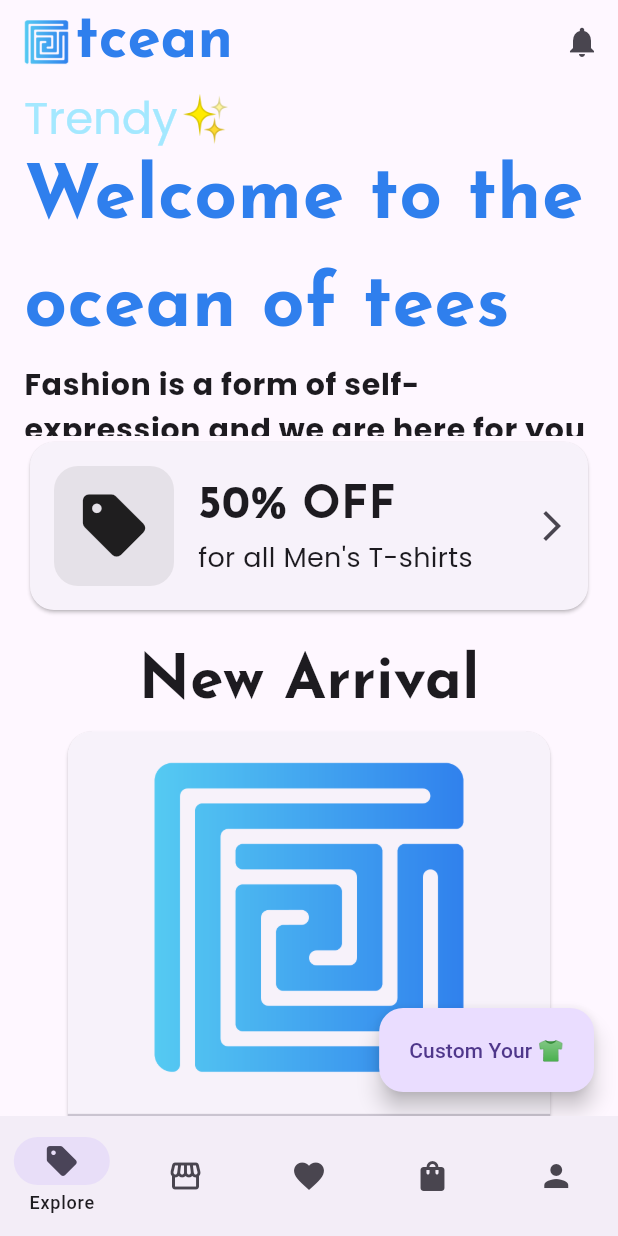
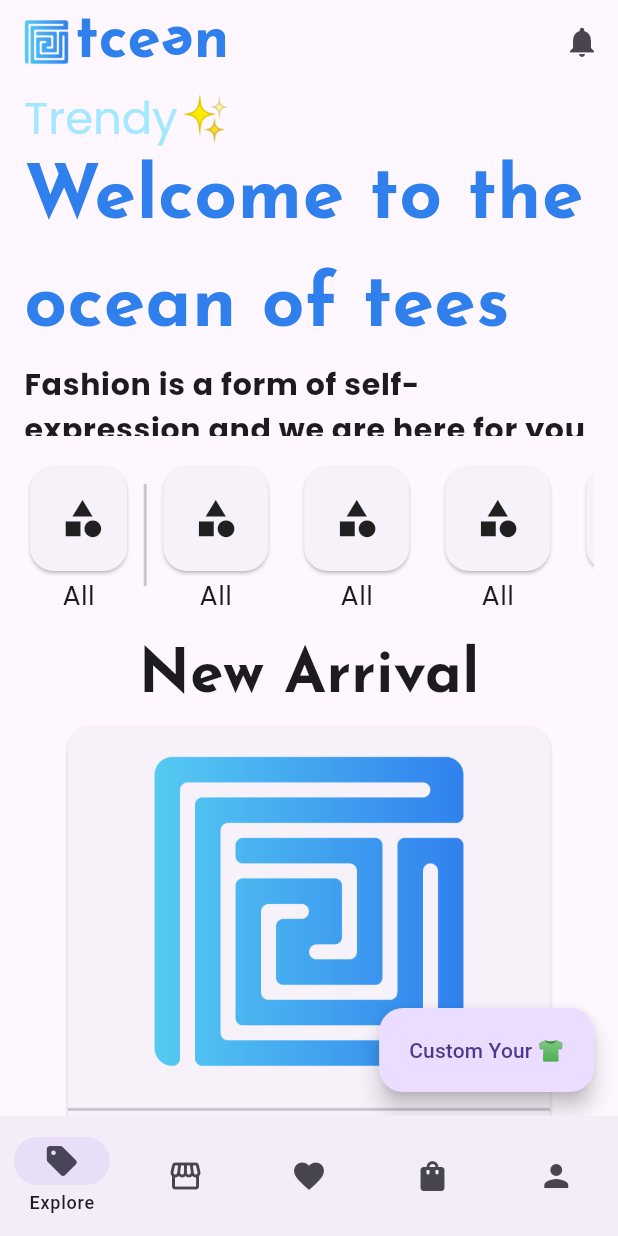
Before and after one commit to srksifat-dev/tcean, a Flutter app: the MainScreen screen opened by its route, on a phone screen of 412 x 824 dp. Run offline on Flutter 3.47's test engine with Material 2 defaults, Android fonts, the phone set to English and light mode, and no system bars; drawn by our look-alikes of animated_text_kit, appinio_swiper; our stand-ins replace carousel_slider, flutter_svg, go_router, google_fonts, lottie, pinput and 1 more.

Commit message:
Home screen initially done!

```diff
--- a/lib/features/auth/widgets/custome_textfield.dart
+++ b/lib/features/auth/widgets/custome_textfield.dart
@@ -17,7 +17,7 @@ TextFormField kTextField({
   return TextFormField(
     controller: controller,
     // cursorColor: cursorColor,
-    style: Theme.of(context).textTheme.bodyMedium,
+    style: Theme.of(context).textTheme.titleLarge,
     cursorHeight: 5,
     textAlign: TextAlign.center,
     keyboardType: textInputType,
@@ -45,7 +45,7 @@ TextFormField kTextField({
       ),
       filled: true,
       hintText: hintText,
-      hintStyle: Theme.of(context).textTheme.bodyMedium,
+      hintStyle: Theme.of(context).textTheme.titleLarge,
       counterText: "",
     ),
     focusNode: focusNode,
--- a/lib/features/home/screens/home_screen.dart
+++ b/lib/features/home/screens/home_screen.dart
@@ -4,6 +4,7 @@ import 'package:flutter/cupertino.dart';
 import 'package:flutter/material.dart';
 import 'package:flutter_svg/svg.dart';
 import 'package:google_fonts/google_fonts.dart';
+import 'package:tcean/features/home/widgets/image_slider.dart';
 import 'package:tcean/theme/app_colors.dart';
 import 'package:velocity_x/velocity_x.dart';
 
@@ -75,46 +76,60 @@ class HomeScreen extends StatelessWidget {
               ),
             ),
 
-            //TODO: Offer Section
+            16.heightBox,
 
-            Card(
-              shape: RoundedRectangleBorder(
-                  borderRadius: BorderRadius.circular(16)),
+            //TODO: Category Section
+            SizedBox(
+              height: 100,
+              width: context.percentWidth * 100,
               child: Row(
                 children: [
-                  Container(
-                    height: 80,
-                    width: 80,
-                    decoration: BoxDecoration(
-                        color: Colors.grey.withOpacity(0.2),
-                        borderRadius: BorderRadius.circular(16)),
-                    child: Icon(
-                      Icons.sell,
-                      size: 50,
-                    ),
-                  ),
-                  16.widthBox,
                   Expanded(
+                    flex: 1,
                     child: Column(
-                      crossAxisAlignment: CrossAxisAlignment.start,
                       children: [
-                        Text(
-                          "50% OFF",
-                          style: GoogleFonts.josefinSans().copyWith(
-                              fontSize: 30, fontWeight: FontWeight.bold),
+                        Card(
+                          shape: RoundedRectangleBorder(
+                            borderRadius: BorderRadius.circular(16),
+                          ),
+                          child: Icon(
+                            Icons.category,
+                            size: 30,
+                          ).p(20),
                         ),
-                        Text(
-                          "for all Men's T-shirts",
-                          style: GoogleFonts.poppins(),
-                        )
+                        Text("All"),
                       ],
                     ),
                   ),
-                  IconButton(
-                      onPressed: () {}, icon: Icon(Icons.arrow_forward_ios))
+                  VerticalDivider(
+                    indent: 16,
+                    endIndent: 16,
+                    thickness: 2,
+                  ),
+                  Expanded(
+                      flex: 4,
+                      child: ListView.separated(
+                          scrollDirection: Axis.horizontal,
+                          itemBuilder: (context, index) => Column(
+                                children: [
+                                  Card(
+                                    shape: RoundedRectangleBorder(
+                                      borderRadius: BorderRadius.circular(16),
+                                    ),
+                                    child: Icon(
+                                      Icons.category,
+                                      size: 30,
+                                    ).p(20),
+                                  ),
+                                  Text("All"),
+                                ],
+                              ),
+                          separatorBuilder: (_, __) => 16.widthBox,
+                          itemCount: 10)),
                 ],
-              ).pOnly(left: 16, top: 16, bottom: 16),
+              ),
             ),
+
             16.heightBox,
 
             //TODO: Special Section
@@ -200,54 +215,117 @@ class HomeScreen extends StatelessWidget {
             ),
             16.heightBox,
 
-            //TODO: Category Section
+            //TODO: Offer Section
+
+            Card(
+              shape: RoundedRectangleBorder(
+                  borderRadius: BorderRadius.circular(16)),
+              child: Row(
+                children: [
+                  Container(
+                    height: 80,
+                    width: 80,
+                    decoration: BoxDecoration(
+                        color: Colors.grey.withOpacity(0.2),
+                        borderRadius: BorderRadius.circular(16)),
+                    child: Icon(
+                      Icons.sell,
+                      size: 50,
+                    ),
+                  ),
+                  16.widthBox,
+                  Expanded(
+                    child: Column(
+                      crossAxisAlignment: CrossAxisAlignment.start,
+                      children: [
+                        Text(
+                          "50% OFF",
+                          style: GoogleFonts.josefinSans().copyWith(
+                              fontSize: 30, fontWeight: FontWeight.bold),
+                        ),
+                        Text(
+                          "for all Men's T-shirts",
+                          style: GoogleFonts.poppins(),
+                        )
+                      ],
+                    ),
+                  ),
+                  IconButton(
+                      onPressed: () {}, icon: Icon(Icons.arrow_forward_ios))
+                ],
+              ).pOnly(left: 16, top: 16, bottom: 16),
+            ),
+
+            //TODO: Trendy Section
+            16.heightBox,
             SizedBox(
-              height: 100,
+              height: 160,
+              width: context.percentWidth * 100,
+              child: Row(
+                children: [
+                  RotatedBox(
+                    quarterTurns: 3,
+                    child: Text(
+                      "Trendy",
+                      style: GoogleFonts.poppins()
+                          .copyWith(fontSize: 25, fontWeight: FontWeight.bold),
+                    ),
+                  ),
+                  Expanded(
+                    child: ListView.separated(
+                      scrollDirection: Axis.horizontal,
+                      itemBuilder: (context, index) {
+                        return Card(
+                          shape: RoundedRectangleBorder(
+                              borderRadius: BorderRadius.circular(16)),
+                          child: Image.asset(
+                            Dummy.products[index].productImageUrls.first,
+                          ),
+                        );
+                      },
+                      separatorBuilder: (_, __) => 8.widthBox,
+                      itemCount: Dummy.products.length,
+                    ),
+                  ),
+                ],
+              ),
+            ),
+
+            //TODO: Image Slider
+            16.heightBox,
+            imgSlider(),
+
+            //TODO: Best Selling Section
+            16.heightBox,
+            SizedBox(
+              height: 160,
               width: context.percentWidth * 100,
               child: Row(
                 children: [
                   Expanded(
-                    flex: 1,
-                    child: Column(
-                      children: [
-                        Card(
+                    child: ListView.separated(
+                      scrollDirection: Axis.horizontal,
+                      itemBuilder: (context, index) {
+                        return Card(
                           shape: RoundedRectangleBorder(
-                            borderRadius: BorderRadius.circular(16),
+                              borderRadius: BorderRadius.circular(16)),
+                          child: Image.asset(
+                            Dummy.products[index].productImageUrls.first,
                           ),
-                          child: Icon(
-                            Icons.category,
-                            size: 30,
-                          ).p(20),
-                        ),
-                        Text("All"),
-                      ],
+                        );
+                      },
+                      separatorBuilder: (_, __) => 8.widthBox,
+                      itemCount: Dummy.products.length,
                     ),
                   ),
-                  VerticalDivider(
-                    indent: 16,
-                    endIndent: 16,
-                    thickness: 2,
+                  RotatedBox(
+                    quarterTurns: 1,
+                    child: Text(
+                      "Best Selling",
+                      style: GoogleFonts.poppins()
+                          .copyWith(fontSize: 25, fontWeight: FontWeight.bold),
+                    ),
                   ),
-                  Expanded(
-                      flex: 4,
-                      child: ListView.separated(
-                          scrollDirection: Axis.horizontal,
-                          itemBuilder: (context, index) => Column(
-                                children: [
-                                  Card(
-                                    shape: RoundedRectangleBorder(
-                                      borderRadius: BorderRadius.circular(16),
-                                    ),
-                                    child: Icon(
-                                      Icons.category,
-                                      size: 30,
-                                    ).p(20),
-                                  ),
-                                  Text("All"),
-                                ],
-                              ),
-                          separatorBuilder: (_, __) => 16.widthBox,
-                          itemCount: 10)),
                 ],
               ),
             ),
--- /dev/null
+++ b/lib/features/home/widgets/image_slider.dart
@@ -0,0 +1,44 @@
+import 'package:carousel_slider/carousel_slider.dart';
+import 'package:flutter/material.dart';
+import 'package:flutter_svg/svg.dart';
+
+final List<String> imgList = [
+  'assets/images/tcean-01.svg',
+  'assets/images/tcean-01.svg',
+  'assets/images/tcean-01.svg',
+  'assets/images/tcean-01.svg',
+  'assets/images/tcean-01.svg',
+];
+
+Widget imgSlider() {
+  return CarouselSlider(
+    options: CarouselOptions(
+      viewportFraction: 1,
+      aspectRatio: 3,
+      autoPlay: true,
+    ),
+    items: imgList
+        .map((item) => Center(
+                child: ClipRRect(
+              borderRadius: BorderRadius.circular(16),
+              child: SvgPicture.asset(
+                item,
+                fit: BoxFit.cover,
+              ),
+            )))
+        .toList(),
+  );
+}
+
+// class CustomImageSlider extends StatelessWidget with PreferredSizeWidget {
+//   const CustomImageSlider({Key? key}) : super(key: key);
+
+//   @override
+//   Widget build(BuildContext context) {
+//     return imgSlider();
+//   }
+
+//   @override
+//   // TODO: implement preferredSize
+//   Size get preferredSize => const Size.fromHeight(500);
+// }
--- a/lib/main_screen.dart
+++ b/lib/main_screen.dart
@@ -36,10 +36,23 @@ class _MainScreenState extends State<MainScreen> {
             ),
             4.widthBox,
             Text(
-              "tcean",
+              "tce",
               style: GoogleFonts.josefinSans()
                   .copyWith(fontWeight: FontWeight.bold, fontSize: 40),
-            )
+            ),
+            RotatedBox(
+              quarterTurns: 2,
+              child: Text(
+                "e",
+                style: GoogleFonts.josefinSans()
+                    .copyWith(fontWeight: FontWeight.bold, fontSize: 40),
+              ),
+            ),
+            Text(
+              "n",
+              style: GoogleFonts.josefinSans()
+                  .copyWith(fontWeight: FontWeight.bold, fontSize: 40),
+            ),
           ],
         ),
         actions: [
--- a/pubspec.yaml
+++ b/pubspec.yaml
@@ -43,6 +43,7 @@ dependencies:
   animated_text_kit: ^4.2.2
   appinio_swiper: ^2.0.0
   flutter_svg: ^2.0.5
+  carousel_slider: ^4.2.1
 
 dev_dependencies:
   flutter_test:
```
Also changed, not shown: assets/images/tcean-01.svg (added), pubspec.lock, 5 other files.
